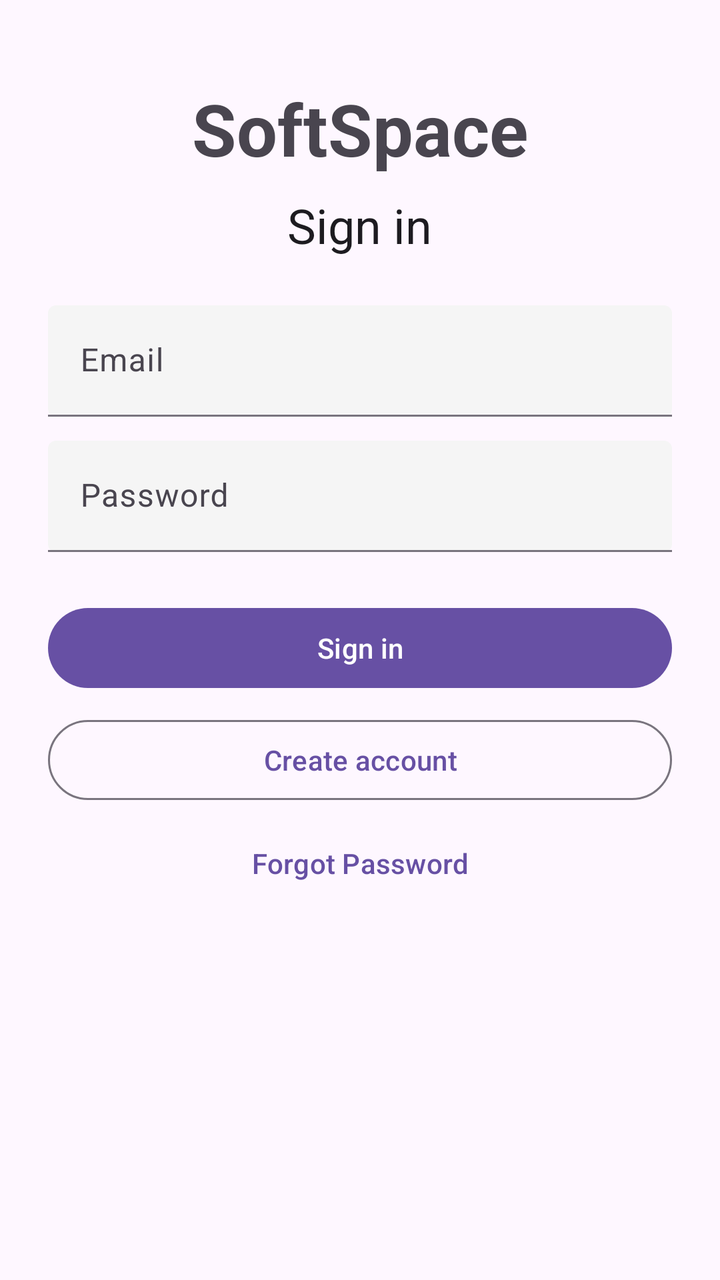
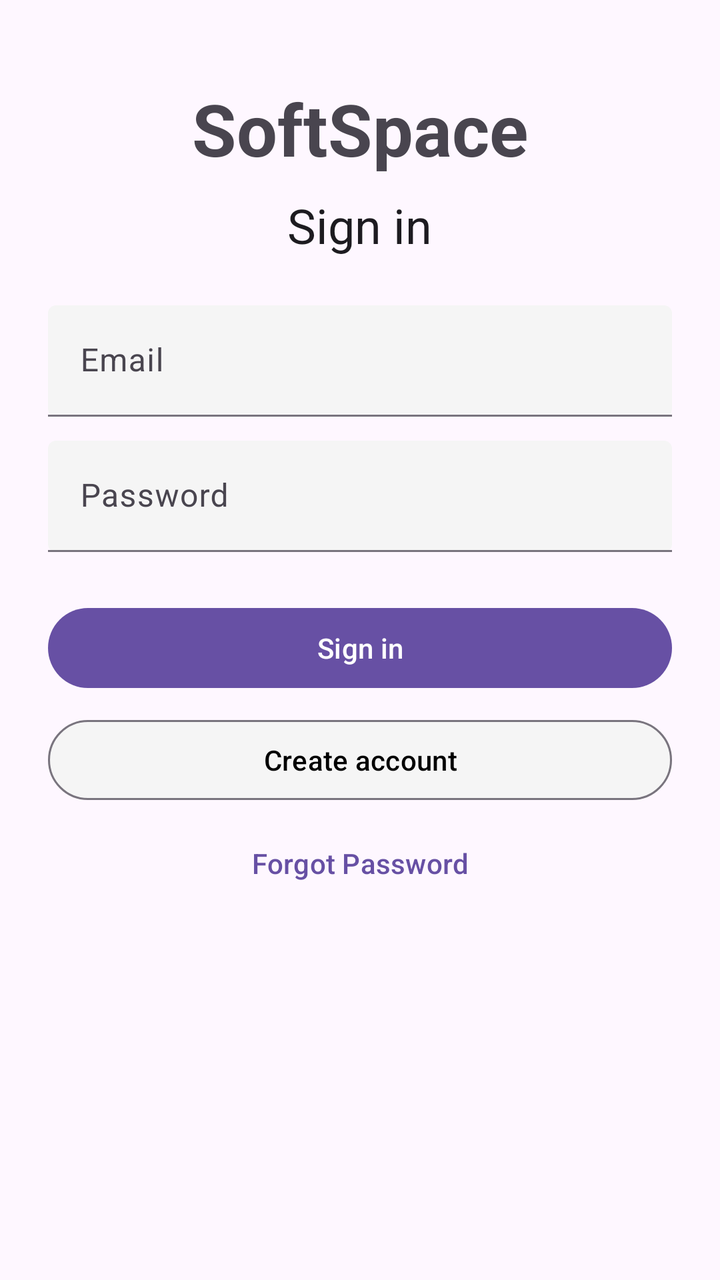

Before-and-after screenshots of an Android layout around one commit, followed by the original layout XML and the change that was made.
<!-- AndroidManifest.xml: application theme AppTheme -->
<!-- res/layout/fragment_sign_in.xml -->
<?xml version="1.0" encoding="utf-8"?>
<ScrollView
  xmlns:android="http://schemas.android.com/apk/res/android"
  android:layout_width="match_parent"
  android:layout_height="match_parent"
  xmlns:app="http://schemas.android.com/apk/res-auto">

  <LinearLayout
    android:layout_width="match_parent"
    android:layout_height="wrap_content"
    android:orientation="vertical"
    android:padding="24dp">

    <TextView
      android:layout_width="wrap_content"
      android:layout_height="wrap_content"
      android:layout_gravity="center_horizontal"
      android:text="@string/app_name"
      android:textAppearance="?attr/textAppearanceDisplaySmall"
      android:textStyle="bold"
      android:fitsSystemWindows="true"
      android:paddingTop="16dp"/>

    <TextView
      android:layout_width="wrap_content"
      android:layout_height="wrap_content"
      android:layout_gravity="center_horizontal"
      android:layout_marginTop="8dp"
      android:text="@string/sign_in"
      android:textAppearance="?attr/textAppearanceHeadlineSmall"/>

    <com.google.android.material.textfield.TextInputLayout
      android:layout_width="match_parent"
      android:layout_height="wrap_content"
      android:layout_marginTop="24dp"
      android:hint="@string/email"
      app:boxBackgroundMode="filled"
      app:boxBackgroundColor="#F5F5F5">

      <com.google.android.material.textfield.TextInputEditText
        android:id="@+id/email"
        android:layout_width="match_parent"
        android:layout_height="wrap_content"
        android:inputType="textEmailAddress"
        android:textColor="#000000"
        android:textColorHint="#666666"/>
    </com.google.android.material.textfield.TextInputLayout>

    <com.google.android.material.textfield.TextInputLayout
      android:layout_width="match_parent"
      android:layout_height="wrap_content"
      android:layout_marginTop="12dp"
      android:hint="@string/password"
      app:boxBackgroundMode="filled"
      app:boxBackgroundColor="#F5F5F5">

      <com.google.android.material.textfield.TextInputEditText
        android:id="@+id/password"
        android:layout_width="match_parent"
        android:layout_height="wrap_content"
        android:inputType="textPassword"
        android:textColor="#000000"
        android:textColorHint="#666666"/>
    </com.google.android.material.textfield.TextInputLayout>

    <com.google.android.material.button.MaterialButton
      android:id="@+id/sign_in_button"
      android:layout_width="match_parent"
      android:layout_height="wrap_content"
      android:layout_marginTop="24dp"
      android:text="@string/sign_in"/>


    <com.google.android.material.button.MaterialButton
      android:id="@+id/register_button"
      style="?attr/materialButtonOutlinedStyle"
      android:layout_width="match_parent"
      android:layout_height="wrap_content"
      android:layout_marginTop="8dp"
      android:text="@string/create_account"/>

    <com.google.android.material.button.MaterialButton
      android:id="@+id/reset_button"
      style="@style/Widget.Material3.Button.TextButton"
      android:layout_width="match_parent"
      android:layout_height="wrap_content"
      android:layout_marginTop="8dp"
      android:text="@string/forgot_password"/>

  </LinearLayout>

</ScrollView>
<!-- resources referenced by this layout -->
<resources>
  <string name="app_name">SoftSpace</string>
  <string name="create_account">Create account</string>
  <string name="email">Email</string>
  <string name="forgot_password">Forgot Password\n</string>
  <string name="password">Password</string>
  <string name="sign_in">Sign in</string>
  <style name="AppTheme" parent="Theme.Material3.DayNight">
      
    </style>
</resources>

<!-- the commit's change to res/layout/fragment_sign_in.xml (unified diff, before → after) -->
@@ -77,7 +77,9 @@
       android:layout_width="match_parent"
       android:layout_height="wrap_content"
       android:layout_marginTop="8dp"
-      android:text="@string/create_account"/>
+      android:text="@string/create_account"
+      android:textColor="#000000"
+      app:backgroundTint="#F5F5F5"/>
 
     <com.google.android.material.button.MaterialButton
       android:id="@+id/reset_button"
